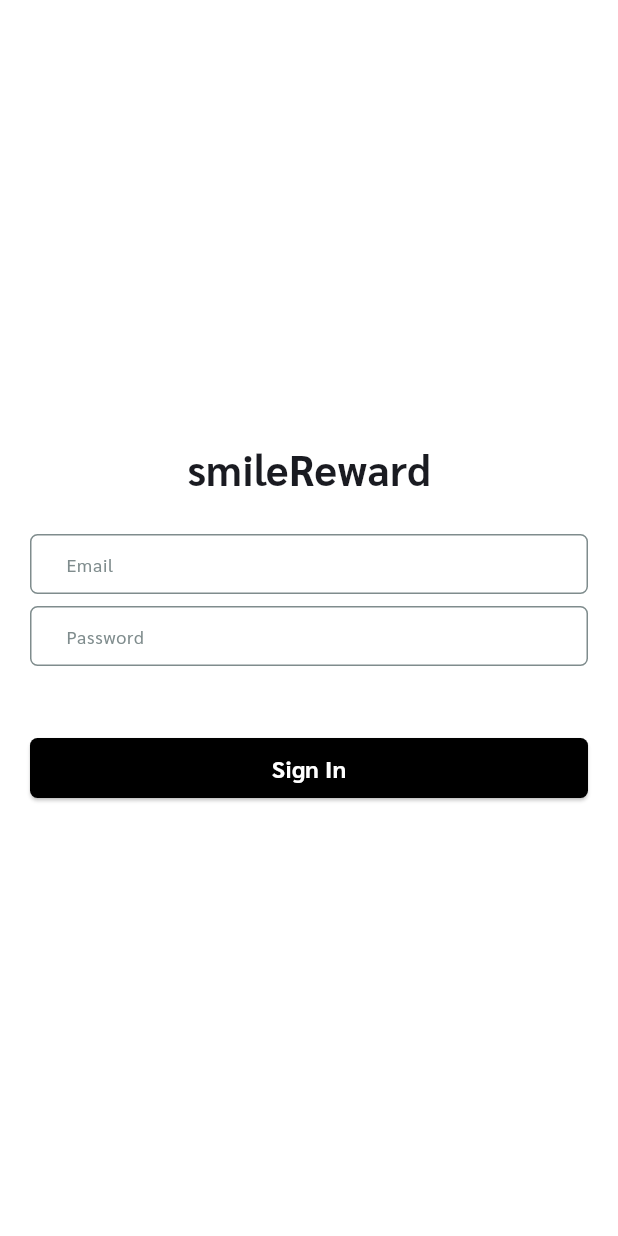
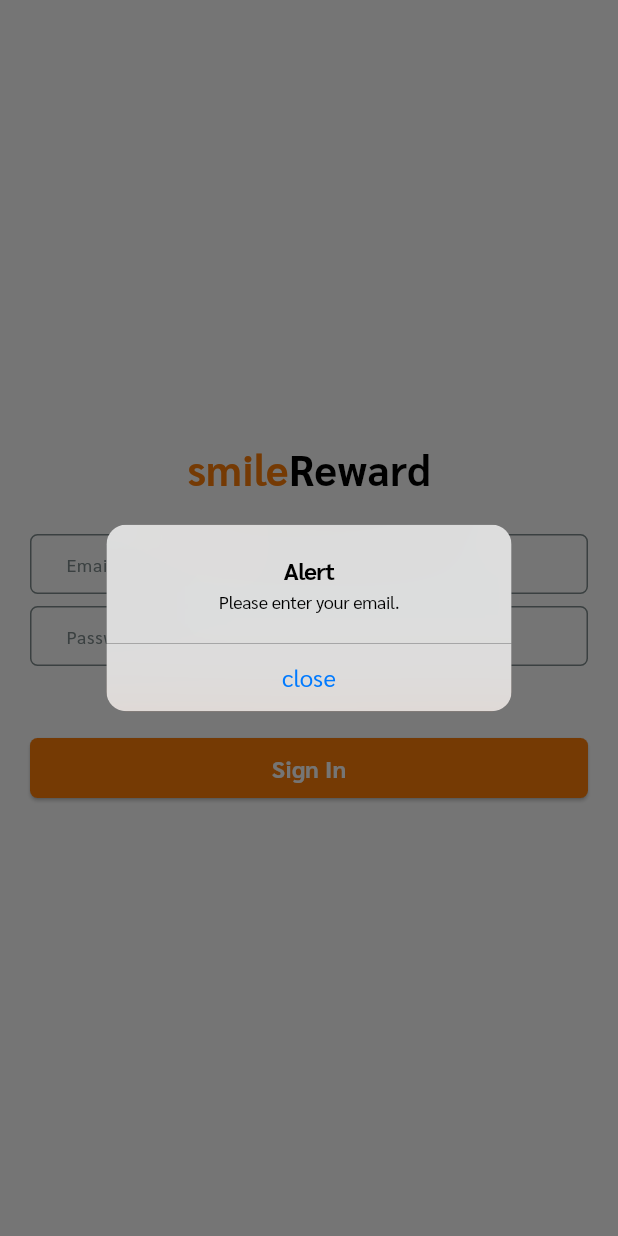
Before and after one commit to ThanachokRatt/smileFokusTest, a Flutter app: the screen it shows after launch, after a tap on "Sign In", on a phone screen of 412 x 824 dp. Run offline on Flutter 3.47's test engine with Material 3 defaults, Android fonts, the light colour scheme and no system bars; our stand-ins replace bloc, equatable, flutter_bloc.

Commit message:
feat: login Logic

```diff
--- a/lib/Utils/app_constants.dart
+++ b/lib/Utils/app_constants.dart
@@ -17,9 +17,24 @@ class AppFonts {
 class GetString {
   //Login screen
   static const String appTitle = "smileReward";
+  static const String smile = "smile";
+  static const String reward = "Reward";
   static const String email = "Email";
   static const String password = "Password";
   static const String signIn = "Sign In";
+
+  static const String smileEmail = 'smile@smilefokus.com';
+  static const String smilePassword = '11111111';
+
+  static const String loginEmailRequired = "Please enter your email.";
+  static const String loginEmailInvalid = "Invalid email format.";
+  static const String loginPasswordRequired = "Please enter your password.";
+  static const String loginPasswordInvalid = "Password must be 8 digits.";
+  static const String loginInvalidCredentials = "Incorrect email or password.";
+
+  //Dialog
+  static const String alertTitle = "Alert";
+  static const String close = "close";
 }
 
 // App Colors Const
@@ -29,7 +44,8 @@ const Color kLightGrayColor = Color(0xFFECECEC);
 const Color kSolidGrayColor = Color(0xFF434343);
 const Color kSolidBlack = Color(0xFF000000);
 
-const Color kPrimaryOrange = Color(0xFFEB6C00);
+const Color kPrimaryOrange = Color(0xFFFF7F09);
+const Color kPrimaryOrangeTwo = Color(0xFFF79745);
 const Color kPrimaryYellow = Color(0xFFFFA717);
 const Color kPrimaryYellowTwo = Color(0xFFE88A33);
 
--- /dev/null
+++ b/lib/bloc/login/login_bloc.dart
@@ -0,0 +1,44 @@
+import 'package:bloc/bloc.dart';
+import 'package:equatable/equatable.dart';
+import 'package:smile_fokus_test/Utils/app_constants.dart';
+
+part 'login_event.dart';
+part 'login_state.dart';
+
+class LoginBloc extends Bloc<LoginEvent, LoginState> {
+  LoginBloc() : super(LoginInitial()) {
+    //Function Validate Credentials
+    on<LoginPressedEvent>((event, emit) {
+      emit(LoginInitial());
+
+      if (event.username.isEmpty) {
+        emit(LoginErrorState(GetString.loginEmailRequired));
+        return;
+      }
+
+      final emailRegex = RegExp(r'^[\w-\.]+@([\w-]+\.)+[\w-]{2,4}$');
+      if (!emailRegex.hasMatch(event.username)) {
+        emit(LoginErrorState(GetString.loginEmailInvalid));
+        return;
+      }
+
+      if (event.password.isEmpty) {
+        emit(LoginErrorState(GetString.loginPasswordRequired));
+        return;
+      }
+
+      if (event.password.length != 8 || int.tryParse(event.password) == null) {
+        emit(LoginErrorState(GetString.loginPasswordInvalid));
+        return;
+      }
+
+      if (event.username != GetString.smileEmail ||
+          event.password != GetString.smilePassword) {
+        emit(LoginErrorState(GetString.loginInvalidCredentials));
+        return;
+      }
+
+      emit(LoginSuccessState());
+    });
+  }
+}
--- /dev/null
+++ b/lib/bloc/login/login_event.dart
@@ -0,0 +1,15 @@
+part of 'login_bloc.dart';
+
+sealed class LoginEvent extends Equatable {
+  @override
+  List<Object?> get props => [];
+}
+
+class LoginPressedEvent extends LoginEvent {
+  final String username;
+  final String password;
+
+  LoginPressedEvent(this.username, this.password);
+  @override
+  List<Object?> get props => [username, password];
+}
--- /dev/null
+++ b/lib/bloc/login/login_state.dart
@@ -0,0 +1,18 @@
+part of 'login_bloc.dart';
+
+sealed class LoginState extends Equatable {
+  @override
+  List<Object?> get props => [];
+}
+
+final class LoginInitial extends LoginState {}
+
+final class LoginSuccessState extends LoginState {}
+
+class LoginErrorState extends LoginState {
+  final String errorMessages;
+  LoginErrorState(this.errorMessages);
+
+  @override
+  List<Object?> get props => [errorMessages];
+}
--- /dev/null
+++ b/lib/components/custom_dialog.dart
@@ -0,0 +1,39 @@
+import 'package:flutter/material.dart';
+import 'package:flutter/cupertino.dart';
+import 'package:smile_fokus_test/Utils/app_constants.dart';
+import 'package:smile_fokus_test/extension/text_styles.dart';
+
+showDialogInfo({
+  required BuildContext context,
+  required String alertDescription,
+}) {
+  return showDialog<void>(
+    context: context,
+    barrierDismissible: false,
+    builder: (BuildContext context) {
+      return CupertinoAlertDialog(
+        title: Text(
+          GetString.alertTitle,
+          style: SetStyle.sarabunBold(AppFonts.large),
+        ),
+        content: Text(
+          alertDescription,
+          style: SetStyle.sarabunRegular(AppFonts.medium),
+        ),
+        actions: <Widget>[
+          CupertinoDialogAction(
+            child: Text(
+              GetString.close,
+              style: SetStyle.sarabunRegular(
+                AppFonts.large,
+              ).copyWith(color: kBlueIosDialog),
+            ),
+            onPressed: () async {
+              Navigator.of(context).pop();
+            },
+          ),
+        ],
+      );
+    },
+  );
+}
--- /dev/null
+++ b/lib/screens/home/home_screen.dart
@@ -0,0 +1,14 @@
+import 'package:flutter/material.dart';
+import 'package:smile_fokus_test/Utils/app_constants.dart';
+
+class HomeScreen extends StatelessWidget {
+  const HomeScreen({super.key});
+
+  @override
+  Widget build(BuildContext context) {
+    return Scaffold(
+      backgroundColor: kWhiteColor,
+      body: Center(child: Text('Home Screen')),
+    );
+  }
+}
--- a/lib/screens/login/login_screen.dart
+++ b/lib/screens/login/login_screen.dart
@@ -1,16 +1,24 @@
 import 'package:flutter/material.dart';
+import 'package:flutter_bloc/flutter_bloc.dart';
 import 'package:smile_fokus_test/Utils/app_constants.dart';
+import 'package:smile_fokus_test/bloc/login/login_bloc.dart';
 import 'package:smile_fokus_test/components/custom_button.dart';
+import 'package:smile_fokus_test/components/custom_dialog.dart';
 import 'package:smile_fokus_test/components/custom_textField.dart';
 import 'package:smile_fokus_test/extension/text_styles.dart';
+import 'package:smile_fokus_test/screens/home/home_screen.dart';
 
 class LoginScreen extends StatelessWidget {
   LoginScreen({super.key});
+
   final TextEditingController _usernameController = TextEditingController();
   final TextEditingController _passwordController = TextEditingController();
+
   @override
   Widget build(BuildContext context) {
-    return Scaffold(
+    return BlocProvider(
+      create: (context) => LoginBloc(),
+      child: Scaffold(
         backgroundColor: kWhiteColor,
         resizeToAvoidBottomInset: true,
         body: GestureDetector(
@@ -18,31 +26,74 @@ class LoginScreen extends StatelessWidget {
             FocusManager.instance.primaryFocus?.unfocus();
           },
           child: Center(
+            child: BlocListener<LoginBloc, LoginState>(
+              listener: (context, state) {
+                if (state is LoginErrorState) {
+                  showDialogInfo(
+                    context: context,
+                    alertDescription: state.errorMessages,
+                  );
+                }
+                if (state is LoginSuccessState) {
+                  Navigator.push(
+                    context,
+                    MaterialPageRoute(builder: (context) => (HomeScreen())),
+                  );
+                }
+              },
               child: SingleChildScrollView(
                 child: SafeArea(
                   child: Column(
                     children: [
-                  Text(
-                    GetString.appTitle,
-                    style: SetStyle.sarabunBold(AppFonts.superLarge),
+                      //Title
+                      buildLoginTitle(),
+                      SizedBox(height: AppPaddings.large),
+
+                      //Username TextField
+                      _buildEmailTextField(),
+                      SizedBox(height: AppPaddings.small),
+
+                      //Password TextField
+                      buildPasswordTextField(),
+                      SizedBox(height: AppPaddings.superLarge),
+
+                      //Sign In Button
+                      _buildSignInButton(context),
+                    ],
                   ),
-                  SizedBox(height: AppPaddings.large),
-                  //Username TextField
-                  CustomTextField(
-                    controller: _usernameController,
-                    hintText: GetString.email,
-                    textStyle: SetStyle.sarabunRegular(AppFonts.medium),
-                    hintStyle: SetStyle.sarabunRegular(
-                      AppFonts.medium,
-                    ).copyWith(color: kPrimaryGray),
-                    borderColor: kPrimaryGray,
-                    onChanged: (value) {
-                      print('Current Username : $value');
+                ),
+              ),
+            ),
+          ),
+        ),
+      ),
+    );
+  }
+
+  BlocBuilder _buildSignInButton(BuildContext context) {
+    return BlocBuilder<LoginBloc, LoginState>(
+      builder: (context, state) {
+        return CustomButton(
+          text: GetString.signIn,
+          bgColor: kPrimaryOrange,
+          onPressed: () {
+            context.read<LoginBloc>().add(
+              LoginPressedEvent(
+                _usernameController.text,
+                _passwordController.text,
+              ),
+            );
           },
-                  ),
-                  SizedBox(height: AppPaddings.small),
-                  //Password TextField
-                  CustomTextField(
+          textStyle: SetStyle.sarabunBold(
+            AppFonts.large,
+          ).copyWith(color: kWhiteColor),
+        );
+      },
+    );
+  }
+
+  CustomTextField buildPasswordTextField() {
+    return CustomTextField(
       controller: _passwordController,
       hintText: GetString.password,
       textStyle: SetStyle.sarabunRegular(AppFonts.medium),
@@ -51,28 +102,38 @@ class LoginScreen extends StatelessWidget {
       ).copyWith(color: kPrimaryGray),
       borderColor: kPrimaryGray,
       obscureText: true,
-                    onChanged: (value) {
-                      print('Current Password : $value');
-                    },
+    );
+  }
+
+  CustomTextField _buildEmailTextField() {
+    return CustomTextField(
+      controller: _usernameController,
+      hintText: GetString.email,
+      textStyle: SetStyle.sarabunRegular(AppFonts.medium),
+      hintStyle: SetStyle.sarabunRegular(
+        AppFonts.medium,
+      ).copyWith(color: kPrimaryGray),
+      borderColor: kPrimaryGray,
+    );
+  }
+
+  Row buildLoginTitle() {
+    return Row(
+      mainAxisAlignment: MainAxisAlignment.center,
+      children: [
+        Text(
+          GetString.smile,
+          style: SetStyle.sarabunBold(
+            AppFonts.superLarge,
+          ).copyWith(color: kPrimaryOrange),
         ),
-                  SizedBox(height: AppPaddings.superLarge),
-                  //Sign In Button
-                  CustomButton(
-                    text: GetString.signIn,
-                    bgColor: kSolidBlack,
-                    onPressed: () {
-                      print('tap sign In');
-                    },
-                    textStyle: SetStyle.sarabunBold(
-                      AppFonts.large,
-                    ).copyWith(color: kWhiteColor),
+        Text(
+          GetString.reward,
+          style: SetStyle.sarabunBold(
+            AppFonts.superLarge,
+          ).copyWith(color: kSolidBlack),
         ),
       ],
-              ),
-            ),
-          ),
-        ),
-      ),
     );
   }
 }
```
Lines whose indentation alone changed are shown as unchanged.
